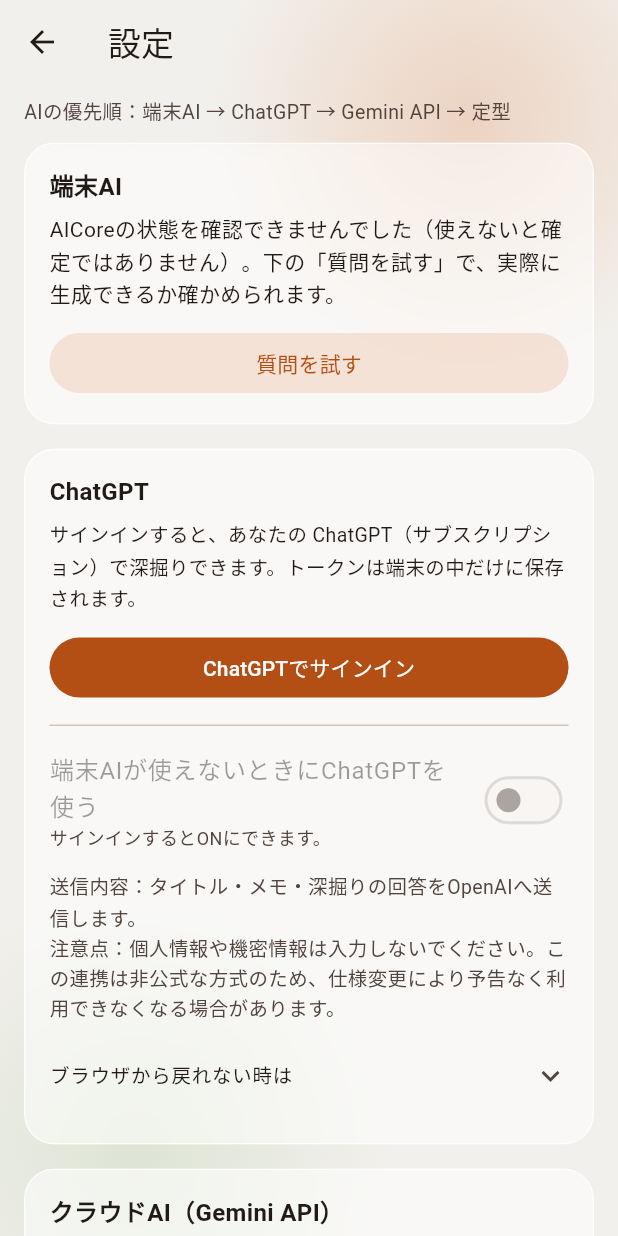
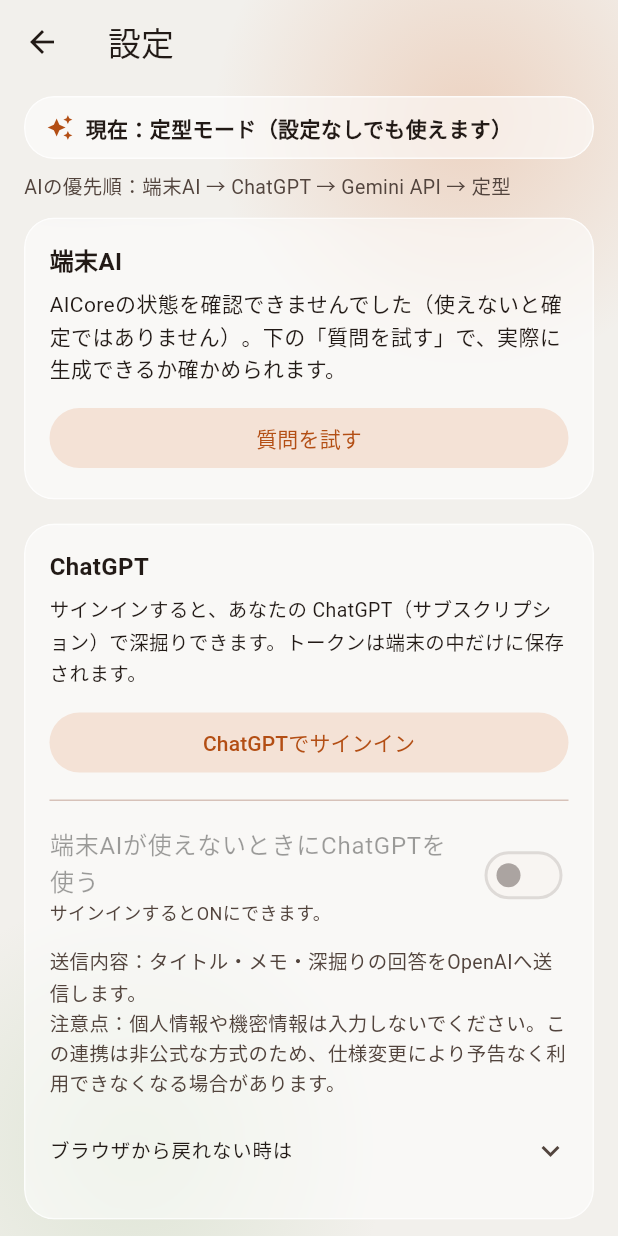
Before and after one commit to TaigaShinohara/idea-horihori, a Flutter app: the screen it shows after launch, after a tap on the "settings" icon, on a phone screen of 412 x 824 dp. Run offline on Flutter 3.47's test engine with Material 3 defaults, Android fonts, the phone set to English and light mode, and no system bars; our stand-ins replace flutter_secure_storage, google_sign_in, shared_preferences; missing offline and left inert: flutter_device_ai; accounts and stored records are empty; statements that could not run were skipped.

Commit message:
feat: 設定画面に現在のAI表示を追加しサインイン操作を整理

```diff
--- a/lib/screens/settings_screen.dart
+++ b/lib/screens/settings_screen.dart
@@ -1,3 +1,5 @@
+import 'dart:async';
+
 import 'package:flutter/material.dart';
 
 import '../ai_backend.dart';
@@ -14,7 +16,15 @@ class SettingsScreen extends StatefulWidget {
 
   /// v0.5.0: Google Workspace 連携（テストではフェイクを差し替える）。
   final GoogleWorkspaceService? googleService;
-  const SettingsScreen({super.key, required this.store, this.googleService});
+
+  /// テストではフェイクまたはカスタム [ChatGptAuthService] を差し替えられる。
+  final ChatGptAuthService? chatGptAuthService;
+  const SettingsScreen({
+    super.key,
+    required this.store,
+    this.googleService,
+    this.chatGptAuthService,
+  });
 
   @override
   State<SettingsScreen> createState() => _SettingsScreenState();
@@ -43,9 +53,13 @@ class _SettingsScreenState extends State<SettingsScreen>
   String? _nanoMessage;
 
   // v0.4.0: ChatGPT サインイン。
-  final ChatGptAuthService _chatGptAuth = ChatGptAuthService();
+  late final ChatGptAuthService _chatGptAuth =
+      widget.chatGptAuthService ?? widget.store.chatGptAuthService();
   final TextEditingController _codeCtrl = TextEditingController();
-  bool _cgBusy = false;
+  bool _cgWaitingBrowser = false;
+  bool _cgExchanging = false;
+  bool _cgSigningOut = false;
+  bool get _cgWorking => _cgExchanging || _cgSigningOut;
   String? _cgMessage;
 
   // v0.5.0: Google Workspace 連携。
@@ -108,15 +122,20 @@ class _SettingsScreenState extends State<SettingsScreen>
   }
 
   Future<void> _chatGptSignIn() async {
+    if (_cgWaitingBrowser || _cgWorking) return;
     setState(() {
-      _cgBusy = true;
+      _cgWaitingBrowser = true;
       _cgMessage = null;
     });
     try {
       await _chatGptAuth.signIn();
       await widget.store.refreshChatGptStatus();
       if (!mounted) return;
-      setState(() => _cgMessage = 'サインインしました');
+      setState(
+        () => _cgMessage = widget.store.chatGptConsent
+            ? 'サインインしました。'
+            : 'サインインしました。下のスイッチをONにすると利用できます。',
+      );
     } on ChatGptAuthException catch (e) {
       if (!mounted) return;
       setState(() => _cgMessage = e.message);
@@ -126,21 +145,39 @@ class _SettingsScreenState extends State<SettingsScreen>
         () => _cgMessage = 'ChatGPT サインインに失敗しました。通信状態を確認して、もう一度お試しください。',
       );
     } finally {
-      if (mounted) setState(() => _cgBusy = false);
+      if (mounted) setState(() => _cgWaitingBrowser = false);
     }
   }
 
+  Future<void> _cancelChatGptSignIn() async {
+    await _chatGptAuth.cancelSignIn();
+    if (!mounted) return;
+    setState(() {
+      _cgWaitingBrowser = false;
+      _cgMessage = 'サインインをキャンセルしました。';
+    });
+  }
+
   Future<void> _chatGptSignInWithCode() async {
+    if (_cgWorking) return;
     setState(() {
-      _cgBusy = true;
+      _cgExchanging = true;
       _cgMessage = null;
     });
     try {
+      if (_cgWaitingBrowser) {
+        await _chatGptAuth.cancelSignIn(preserveVerifier: true);
+        if (mounted) setState(() => _cgWaitingBrowser = false);
+      }
       await _chatGptAuth.signInWithCode(_codeCtrl.text);
       await widget.store.refreshChatGptStatus();
       if (!mounted) return;
       _codeCtrl.clear();
-      setState(() => _cgMessage = 'サインインしました');
+      setState(
+        () => _cgMessage = widget.store.chatGptConsent
+            ? 'サインインしました。'
+            : 'サインインしました。下のスイッチをONにすると利用できます。',
+      );
     } on ChatGptAuthException catch (e) {
       if (!mounted) return;
       setState(() => _cgMessage = e.message);
@@ -150,12 +187,13 @@ class _SettingsScreenState extends State<SettingsScreen>
         () => _cgMessage = '認可コードでのサインインに失敗しました。コードを確認して、もう一度お試しください。',
       );
     } finally {
-      if (mounted) setState(() => _cgBusy = false);
+      if (mounted) setState(() => _cgExchanging = false);
     }
   }
 
   Future<void> _chatGptSignOut() async {
-    setState(() => _cgBusy = true);
+    if (_cgWorking || _cgWaitingBrowser) return;
+    setState(() => _cgSigningOut = true);
     try {
       await _chatGptAuth.signOut();
       await widget.store.refreshChatGptStatus();
@@ -165,12 +203,12 @@ class _SettingsScreenState extends State<SettingsScreen>
       if (!mounted) return;
       setState(() => _cgMessage = 'サインアウトに失敗しました。もう一度お試しください。');
     } finally {
-      if (mounted) setState(() => _cgBusy = false);
+      if (mounted) setState(() => _cgSigningOut = false);
     }
   }
 
   Future<void> _toggleChatGptConsent(bool value) async {
-    if (_cgBusy || _editing) return;
+    if (_cgWorking || _editing) return;
     setState(() {
       _editing = true;
       _cgMessage = null;
@@ -448,9 +486,23 @@ class _SettingsScreenState extends State<SettingsScreen>
     null => _checking ? '対応状況を確認しています…' : '未確認',
   };
 
+  String _currentAiSummary() {
+    if (_diagnosis?.status == OnDeviceStatus.available) {
+      return '現在：端末AIが利用できます';
+    }
+    if (widget.store.chatGptSignedIn && widget.store.chatGptConsent) {
+      return '現在：ChatGPTが利用できます';
+    }
+    if (widget.store.hasRemoteKey && widget.store.remoteConsent) {
+      return '現在：Gemini APIが利用できます';
+    }
+    return '現在：定型モード（設定なしでも使えます）';
+  }
+
   @override
   void dispose() {
     WidgetsBinding.instance.removeObserver(this);
+    unawaited(_chatGptAuth.cancelSignIn());
     _connection?.dispose();
     _nano.cancelPending();
     _key.dispose();
@@ -471,7 +523,7 @@ class _SettingsScreenState extends State<SettingsScreen>
         widget.store.chatGptSignedIn || widget.store.chatGptConsent;
 
     return PopScope(
-      canPop: !(_editing || _preparingNano || _cgBusy),
+      canPop: !(_editing || _preparingNano || _cgWorking),
       child: GlassBackground(
         child: Scaffold(
           backgroundColor: Colors.transparent,
@@ -481,7 +533,10 @@ class _SettingsScreenState extends State<SettingsScreen>
             elevation: 0,
             scrolledUnderElevation: 0,
           ),
-          body: ListView(
+          body: GestureDetector(
+            behavior: HitTestBehavior.translucent,
+            onTap: () => FocusScope.of(context).unfocus(),
+            child: ListView(
               padding: EdgeInsets.fromLTRB(
                 16,
                 8,
@@ -489,8 +544,29 @@ class _SettingsScreenState extends State<SettingsScreen>
                 24 + MediaQuery.paddingOf(context).bottom,
               ),
               children: [
+                GlassCard(
+                  padding: const EdgeInsets.symmetric(
+                    horizontal: 14,
+                    vertical: 10,
+                  ),
+                  child: Row(
+                    children: [
+                      Icon(Icons.auto_awesome, size: 18, color: accentText),
+                      const SizedBox(width: 8),
+                      Expanded(
+                        child: Text(
+                          _currentAiSummary(),
+                          style: const TextStyle(
+                            fontSize: 14,
+                            fontWeight: FontWeight.bold,
+                          ),
+                        ),
+                      ),
+                    ],
+                  ),
+                ),
                 Padding(
-              padding: const EdgeInsets.only(bottom: 12),
+                  padding: const EdgeInsets.only(top: 8, bottom: 12),
                   child: Text(
                     'AIの優先順：端末AI → ChatGPT → Gemini API → 定型',
                     style: TextStyle(fontSize: 13, color: muted, height: 1.4),
@@ -610,23 +686,52 @@ class _SettingsScreenState extends State<SettingsScreen>
                   const SizedBox(height: 12),
                   if (widget.store.chatGptSignedIn)
                     OutlinedButton(
-                      onPressed: _cgBusy ? null : _chatGptSignOut,
-                      child: const Text('サインアウト'),
+                      onPressed: _cgWorking ? null : _chatGptSignOut,
+                      child: Text(_cgSigningOut ? 'サインアウト中…' : 'サインアウト'),
+                    )
+                  else if (_cgWaitingBrowser)
+                    Row(
+                      children: [
+                        const SizedBox(
+                          width: 16,
+                          height: 16,
+                          child: CircularProgressIndicator(strokeWidth: 2),
+                        ),
+                        const SizedBox(width: 10),
+                        const Expanded(
+                          child: Text(
+                            'ブラウザでサインイン中…',
+                            style: TextStyle(fontSize: 13),
+                          ),
+                        ),
+                        TextButton(
+                          onPressed: _cgWorking ? null : _cancelChatGptSignIn,
+                          child: const Text('キャンセル'),
+                        ),
+                      ],
                     )
                   else
-                    FilledButton(
-                      onPressed: _cgBusy ? null : _chatGptSignIn,
+                    FilledButton.tonal(
+                      onPressed: _cgWorking ? null : _chatGptSignIn,
                       style: FilledButton.styleFrom(
-                        backgroundColor: kButtonFill,
-                        foregroundColor: Colors.white,
+                        backgroundColor: accentTonalFill(context),
+                        foregroundColor: accentText,
                       ),
-                      child: Text(_cgBusy ? 'サインイン中…' : 'ChatGPTでサインイン'),
+                      child: Text(_cgExchanging ? 'サインイン中…' : 'ChatGPTでサインイン'),
                     ),
                   if (_cgMessage != null) ...[
                     const SizedBox(height: 10),
                     Text(
                       _cgMessage!,
-                      style: const TextStyle(fontSize: 13, height: 1.6),
+                      style: TextStyle(
+                        fontSize: 13,
+                        height: 1.6,
+                        color: widget.store.chatGptSignedIn &&
+                                !widget.store.chatGptConsent &&
+                                _cgMessage!.contains('スイッチをON')
+                            ? accentText
+                            : null,
+                      ),
                     ),
                   ],
                   const SizedBox(height: 14),
@@ -644,7 +749,7 @@ class _SettingsScreenState extends State<SettingsScreen>
                             )
                           : null,
                       value: widget.store.chatGptConsent,
-                      onChanged: _cgBusy || _editing || !canToggleChatGptConsent
+                      onChanged: _cgWorking || _editing || !canToggleChatGptConsent
                           ? null
                           : _toggleChatGptConsent,
                     ),
@@ -674,10 +779,14 @@ class _SettingsScreenState extends State<SettingsScreen>
                           const SizedBox(height: 8),
                           TextField(
                             controller: _codeCtrl,
-                            enabled: !_cgBusy,
+                            enabled: !_cgWorking,
                             autocorrect: false,
                             enableSuggestions: false,
                             enableIMEPersonalizedLearning: false,
+                            textInputAction: TextInputAction.done,
+                            onSubmitted: (_) {
+                              if (!_cgWorking) _chatGptSignInWithCode();
+                            },
                             decoration: glassInputDecoration(
                               context,
                               labelText: '認可コード',
@@ -685,8 +794,10 @@ class _SettingsScreenState extends State<SettingsScreen>
                           ),
                           const SizedBox(height: 8),
                           OutlinedButton(
-                            onPressed: _cgBusy ? null : _chatGptSignInWithCode,
-                            child: const Text('コードでサインイン'),
+                            onPressed: _cgWorking ? null : _chatGptSignInWithCode,
+                            child: Text(
+                              _cgExchanging ? '確認中…' : 'コードでサインイン',
+                            ),
                           ),
                         ],
                       ),
@@ -718,6 +829,10 @@ class _SettingsScreenState extends State<SettingsScreen>
                     autocorrect: false,
                     enableSuggestions: false,
                     enableIMEPersonalizedLearning: false,
+                    textInputAction: TextInputAction.done,
+                    onSubmitted: (_) {
+                      if (!apiBusy) _save();
+                    },
                     decoration: glassInputDecoration(
                       context,
                       labelText: 'APIキー',
@@ -756,7 +871,15 @@ class _SettingsScreenState extends State<SettingsScreen>
                     Text(
                       message,
                       textAlign: TextAlign.center,
-                      style: const TextStyle(fontSize: 13, height: 1.5),
+                      style: TextStyle(
+                        fontSize: 13,
+                        height: 1.5,
+                        color: widget.store.hasRemoteKey &&
+                                !widget.store.remoteConsent &&
+                                message.contains('スイッチをON')
+                            ? accentText
+                            : null,
+                      ),
                     ),
                   ],
                   const SizedBox(height: 14),
@@ -805,9 +928,9 @@ class _SettingsScreenState extends State<SettingsScreen>
                           TextStyle(fontSize: 16, fontWeight: FontWeight.bold)),
                   const SizedBox(height: 6),
                   if (!_google.isConfigured)
-                    const Text(
+                    Text(
                       '未設定（セットアップ待ち）です。Google Cloud 側の設定が完了したビルドで有効になります。有効になると、完成した企画メモを Google ドキュメントとしてドライブへ送れます。',
-                      style: TextStyle(fontSize: 13, height: 1.6),
+                      style: TextStyle(fontSize: 13, color: muted, height: 1.6),
                     )
                   else if (_gAccount case final account?)
                     Text(
@@ -827,13 +950,13 @@ class _SettingsScreenState extends State<SettingsScreen>
                         child: const Text('サインアウト'),
                       )
                     else
-                      FilledButton(
+                      FilledButton.tonal(
                         onPressed: _gBusy || !_gChecked
                             ? null
                             : _googleSignIn,
                         style: FilledButton.styleFrom(
-                          backgroundColor: kButtonFill,
-                          foregroundColor: Colors.white,
+                          backgroundColor: accentTonalFill(context),
+                          foregroundColor: accentText,
                         ),
                         child: Text(_gBusy
                             ? 'サインイン中…'
@@ -977,6 +1100,7 @@ class _SettingsScreenState extends State<SettingsScreen>
             ),
           ),
         ),
+      ),
     );
   }
 }
```
Lines whose indentation alone changed are shown as unchanged.
